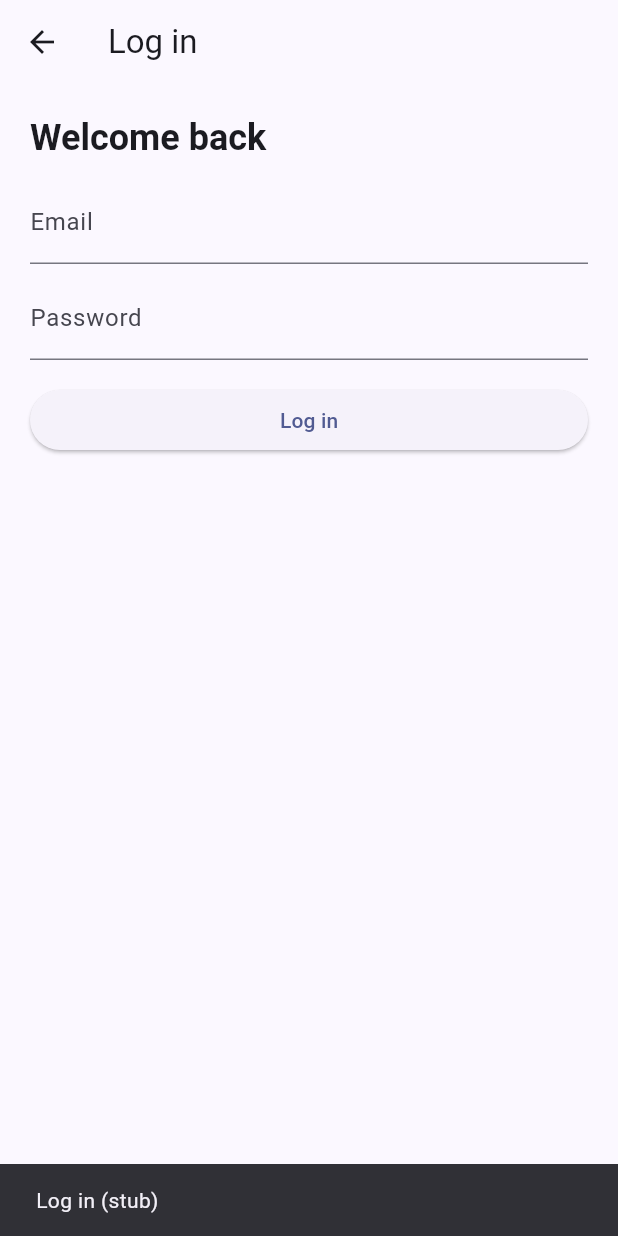
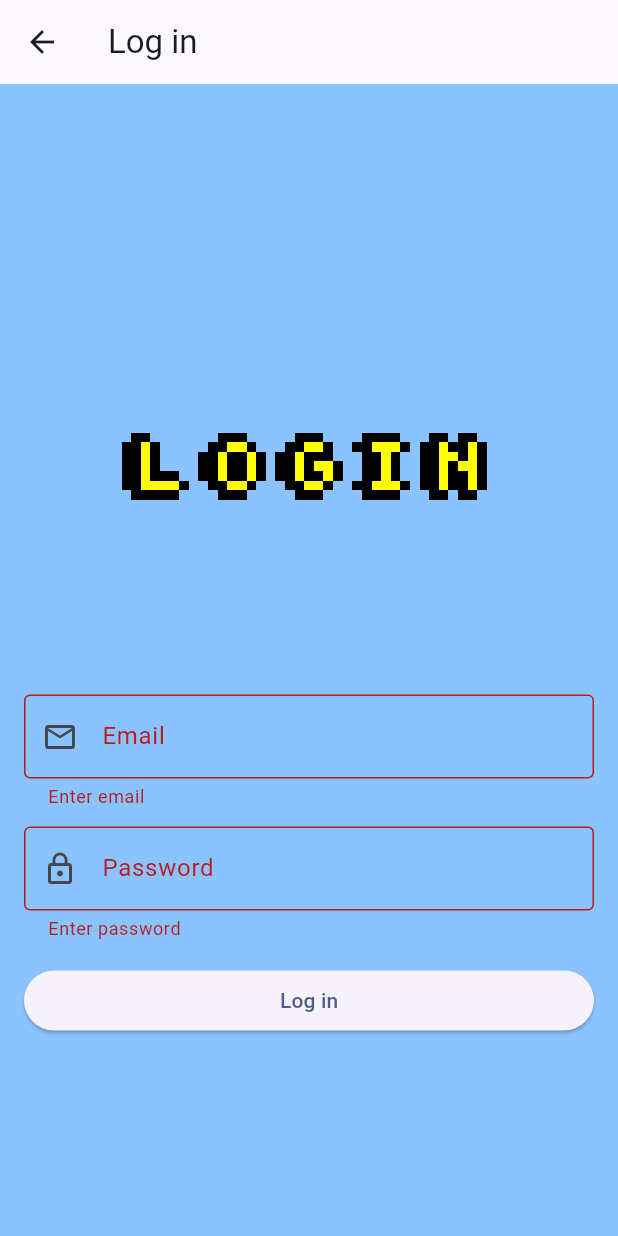
Before and after one commit to MridulSharmaOTU/stemSprouts, a Flutter app: the LoginPage screen opened directly, after a tap on "Log in", on a phone screen of 412 x 824 dp. Run offline on Flutter 3.47's test engine with Material 3 defaults, Android fonts, the light colour scheme and no system bars.

Commit message:
feat(mobile): add login/signup pages with pixel-art assets and styling
- Added LoginPage and SignupPage with form layouts and navigation
- Integrated custom pixel-art assets (WelcomeToStemSprouts.png, STEMsproutLogoFinal.png, Login.png, Signup.png)
- Updated HomePage with centered hero section and auth buttons
- Added tutor chat avatar support
- Configured warm ARGB background colors across pages
- Implemented back navigation on auth pages
- Assets ready for backend auth integration in next cycle

```diff
--- a/mobile/lib/main.dart
+++ b/mobile/lib/main.dart
@@ -62,7 +62,7 @@ class _RootScaffoldState extends State<RootScaffold> {
     final titles = <String>['Home', 'Tutor', 'Progress', 'Settings'];
 
     return Scaffold(
-      appBar: AppBar(title: Text(titles[_index])),
+      // removed top AppBar so no "Home" bar appears
       body: pages[_index],
       bottomNavigationBar: NavigationBar(
         selectedIndex: _index,
--- a/mobile/lib/pages/login_page.dart
+++ b/mobile/lib/pages/login_page.dart
@@ -1,38 +1,92 @@
 import 'package:flutter/material.dart';
 
-class LoginPage extends StatelessWidget {
+class LoginPage extends StatefulWidget {
   const LoginPage({super.key});
 
   @override
+  State<LoginPage> createState() => _LoginPageState();
+}
+
+class _LoginPageState extends State<LoginPage> {
+  final _formKey = GlobalKey<FormState>();
+  final _emailController = TextEditingController();
+  final _passwordController = TextEditingController();
+
+  @override
+  void dispose() {
+    _emailController.dispose();
+    _passwordController.dispose();
+    super.dispose();
+  }
+
+  @override
   Widget build(BuildContext context) {
-    final theme = Theme.of(context);
     return Scaffold(
+      backgroundColor: const Color.fromARGB(235, 129, 190, 255),
       appBar: AppBar(title: const Text('Log in')),
       body: SafeArea(
-        child: Padding(
-          padding: const EdgeInsets.all(20),
+        child: Center(
+          child: SingleChildScrollView(
+            padding: const EdgeInsets.all(16),
             child: Column(
-            crossAxisAlignment: CrossAxisAlignment.stretch,
+              mainAxisSize: MainAxisSize.min,
               children: [
-              Text('Welcome back', style: theme.textTheme.headlineSmall?.copyWith(fontWeight: FontWeight.w600)),
+                // Centered pixel-art logo above the entry fields
+                Image.asset(
+                  'assets/images/Login.png',
+                  width: 250,
+                  height: 250,
+                  fit: BoxFit.contain,
+                  filterQuality: FilterQuality.none,
+              ),
+                const SizedBox(height: 24),
+
+                // Email / Password form
+                Form(
+                  key: _formKey,
+                  child: Column(
+                    children: [
+                      TextFormField(
+                        controller: _emailController,
+                        decoration: const InputDecoration(
+                          labelText: 'Email',
+                          border: OutlineInputBorder(),
+                          prefixIcon: Icon(Icons.email_outlined),
+                        ),
+                        keyboardType: TextInputType.emailAddress,
+                        validator: (v) =>
+                            (v == null || v.trim().isEmpty) ? 'Enter email' : null,
+                      ),
                       const SizedBox(height: 12),
-              const TextField(
-                decoration: InputDecoration(labelText: 'Email'),
-                keyboardType: TextInputType.emailAddress,
+                      TextFormField(
+                        controller: _passwordController,
+                        decoration: const InputDecoration(
+                          labelText: 'Password',
+                          border: OutlineInputBorder(),
+                          prefixIcon: Icon(Icons.lock_outline),
                         ),
-              const SizedBox(height: 8),
-              const TextField(
-                decoration: InputDecoration(labelText: 'Password'),
                         obscureText: true,
+                        validator: (v) => (v == null || v.isEmpty) ? 'Enter password' : null,
                       ),
                       const SizedBox(height: 16),
-              ElevatedButton(
+                      SizedBox(
+                        width: double.infinity,
+                        child: ElevatedButton(
                           onPressed: () {
-                  ScaffoldMessenger.of(context).showSnackBar(const SnackBar(content: Text('Log in (stub)')));
+                            if (_formKey.currentState?.validate() ?? false) {
+                              ScaffoldMessenger.of(context).showSnackBar(
+                                const SnackBar(content: Text('Log in (stub)')),
+                              );
+                            }
                           },
                           child: const Text('Log in'),
                         ),
+                      ),
                     ],
+                  ),
+                ),
+              ],
+            ),
           ),
         ),
       ),
--- a/mobile/lib/pages/progress_page.dart
+++ b/mobile/lib/pages/progress_page.dart
@@ -25,7 +25,9 @@ class ProgressPage extends StatelessWidget {
     const currentStreak = 0;
 
     return SafeArea(
-      child: ListView(
+      child: Container(
+        color: const Color.fromARGB(235, 129, 190, 255),
+        child: ListView(
         padding: const EdgeInsets.all(_Space.page),
         children: [
           Text(
@@ -100,6 +102,7 @@ class ProgressPage extends StatelessWidget {
           ),
         ],
       ),
+    ),
     );
   }
 }
--- a/mobile/pubspec.yaml
+++ b/mobile/pubspec.yaml
@@ -13,3 +13,7 @@ dependencies:
 
 flutter:
   uses-material-design: true
+
+  assets:
+    - assets/images/  # add this line (register all images in the folder)
+    - assets/images/WelcomeToStemSprouts.png
```
Also changed, not shown: mobile/lib/pages/home_page.dart (+21 -7 lines), mobile/lib/pages/settings_page.dart (+6 -3 lines), mobile/lib/pages/signup_page.dart (+8 -2 lines), mobile/lib/pages/tutor_chat_page.dart (+24 -5 lines), mobile/assets/images/Login.png (added), mobile/assets/images/STEMsproutLogo.png (added), mobile/assets/images/Signup.png (added), mobile/assets/images/StemSproutLogoFinal.png (added), mobile/assets/images/WelcomeToStemSprouts.png (added). Lines whose indentation alone changed are shown as unchanged.
